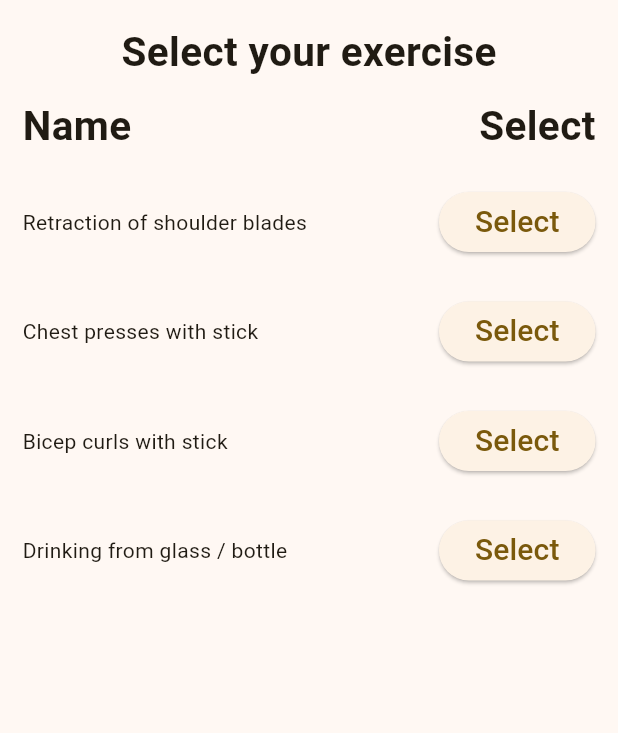
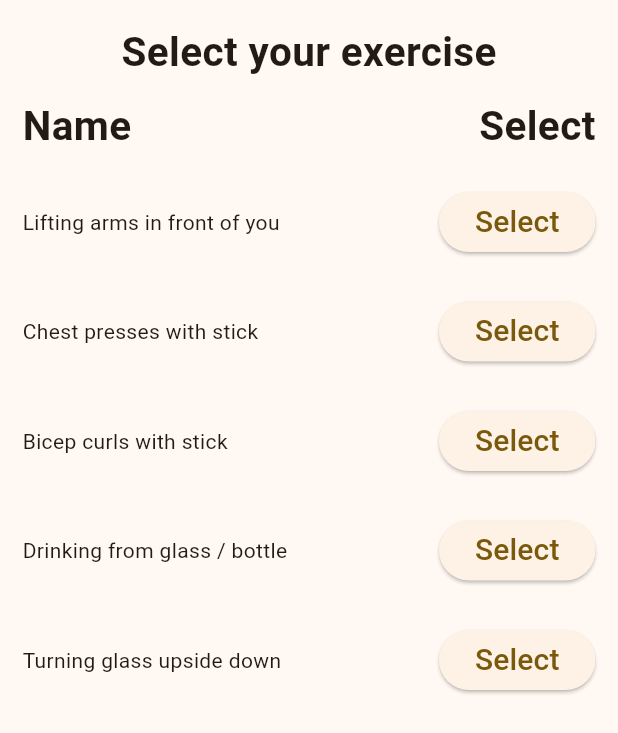
Before and after one commit to hURKa-friends/TP-RehabApp, a Flutter app: the ExerciseSelectView screen opened directly, item 3 of the bottom bar chosen, on a phone screen of 412 x 824 dp. Shown: the top 733 px of the screen. Run offline on Flutter 3.47's test engine with Material 3 defaults, Android fonts, the light colour scheme and no system bars; our stand-ins replace audioplayers, permission_handler, sensors_plus, syncfusion_flutter_charts; missing offline and left inert: light_sensor.

Commit message:
Added new exercise

```diff
--- a/lib/arm_rehab/models/arm_model.dart
+++ b/lib/arm_rehab/models/arm_model.dart
@@ -38,12 +38,12 @@ class NormalizeSensorValues {
 }
 
 class Setpoints {
-  late final double shoulderBlades0X;
-  late final double shoulderBlades0Y;
-  late final double shoulderBlades0Z;
-  late final double shoulderBlades1X;
-  late final double shoulderBlades1Y;
-  late final double shoulderBlades1Z;
+  late final double armLift0X;
+  late final double armLift0Y;
+  late final double armLift0Z;
+  late final double armLift1X;
+  late final double armLift1Y;
+  late final double armLift1Z;
 
   late final double chestPress0X;
   late final double chestPress0Y;
@@ -66,17 +66,24 @@ class Setpoints {
   late final double drinking1Y;
   late final double drinking1Z;
 
+  late final double glassTurning0X;
+  late final double glassTurning0Y;
+  late final double glassTurning0Z;
+  late final double glassTurning1X;
+  late final double glassTurning1Y;
+  late final double glassTurning1Z;
+
   Setpoints() {
     switch (SelectedOptions.pos) { // Switch aj podla arm?
       case SelectedPos.shoulder:
         switch (SelectedOptions.arm) {
           case SelectedArm.right:
-            /*shoulderBlades0X = ;
-            shoulderBlades0Y = ;
-            shoulderBlades0Z = ;
-            shoulderBlades1X = ;
-            shoulderBlades1Y = ;
-            shoulderBlades1Z = ;*/
+            armLift0X = -3.5;
+            armLift0Y = -9.1;
+            armLift0Z = 0.3;
+            armLift1X = -9.8;
+            armLift1Y = -0.1;
+            armLift1Z = -0.2;
 
             chestPress0X = -5.3;
             chestPress0Y = -7.1;
@@ -99,6 +106,13 @@ class Setpoints {
             drinking1Y = -4.5;
             drinking1Z = -1;
 
+            glassTurning0X = -7;
+            glassTurning0Y = -6;
+            glassTurning0Z = 3.5;
+            glassTurning1X = -6.5;
+            glassTurning1Y = -7.3;
+            glassTurning1Z = 0.7;
+
             break;
           case SelectedArm.left:
 
@@ -109,12 +123,12 @@ class Setpoints {
       case SelectedPos.wrist:
         switch (SelectedOptions.arm) {
           case SelectedArm.right:
-            /*shoulderBlades0X = ;
-            shoulderBlades0Y = ;
-            shoulderBlades0Z = ;
-            shoulderBlades1X = ;
-            shoulderBlades1Y = ;
-            shoulderBlades1Z = ;*/
+            armLift0X = -4;
+            armLift0Y = -8.9;
+            armLift0Z = -0.1;
+            armLift1X = -1.7;
+            armLift1Y = 0.6;
+            armLift1Z = 4.6;
 
             chestPress0X = -9;
             chestPress0Y = 3.3;
@@ -136,6 +150,13 @@ class Setpoints {
             drinking1X = -9.8;
             drinking1Y = -0.1;
             drinking1Z = -0.2;
+
+            glassTurning0X = -3;
+            glassTurning0Y = -6.1;
+            glassTurning0Z = 6.7;
+            glassTurning1X = -8.1;
+            glassTurning1Y = -5.5;
+            glassTurning1Z = 1;
 
             break;
           case SelectedArm.left:
--- a/lib/arm_rehab/view_models/exercise_summary_view_model.dart
+++ b/lib/arm_rehab/view_models/exercise_summary_view_model.dart
@@ -6,7 +6,7 @@ import 'package:rehab_app/services/page_management/models/stateless_page_model.d
 import 'package:rehab_app/services/page_management/view_models/page_navigator_view_model.dart';
 
 class ExerciseSummaryViewModel extends ChangeNotifier {
-  final _imageSize = 150;
+  final double imageSize = 150;
 
   ExerciseSummaryViewModel() {
     // Default constructor
@@ -26,6 +26,4 @@ class ExerciseSummaryViewModel extends ChangeNotifier {
     var navigatorViewModel = Provider.of<PageNavigatorViewModel>(context, listen: false);
     navigatorViewModel.selectPage(context, page);
   }
-
-  get imageSize => _imageSize;
 }
--- a/lib/arm_rehab/views/exercise_select_view.dart
+++ b/lib/arm_rehab/views/exercise_select_view.dart
@@ -68,7 +68,7 @@ class ExerciseSelectView extends StatelessPage {
                 physics: AlwaysScrollableScrollPhysics(),
                 children: <Widget>[
                   exercise(
-                    "Retraction of shoulder blades",
+                    "Lifting arms in front of you",
                     1,
                     () {
                       exerciseSelectViewModel.selectPage(context, ArmSelectView(icon: Icons.accessibility_new, title: "Arm rehabilitation"));
@@ -99,6 +99,14 @@ class ExerciseSelectView extends StatelessPage {
                       }
                   ),
                   space(25),
+                  exercise(
+                      "Turning glass upside down",
+                      5,
+                          () {
+                        exerciseSelectViewModel.selectPage(context, ArmSelectView(icon: Icons.accessibility_new, title: "Arm rehabilitation"));
+                      }
+                  ),
+                  space(25),
                 ],
               ),
             ),
--- a/lib/arm_rehab/views/exercise_start_view.dart
+++ b/lib/arm_rehab/views/exercise_start_view.dart
@@ -49,10 +49,11 @@ class ExerciseStartView extends StatelessPage {
               space(15),
               Text(
               switch (SelectedOptions.exercise) {
-                1 => "Retraction of shoulder blades",
+                1 => "Lifting arms in front of you",
                 2 => "Chest presses with stick",
                 3 => "Bicep curls with stick",
                 4 => "Drinking from glass / bottle",
+                5 => "Turning glass upside down",
                 int() => "Error", // Out of range, this shouldn't happen
               },
               style: headerStyle(),
@@ -68,26 +69,32 @@ class ExerciseStartView extends StatelessPage {
                   switch (SelectedOptions.exercise) {
                   1 =>
                     switch (exerciseStartViewModel.nextSetpoint) {
-                    0 => "assets/arm_rehab/images/exercises/shoulder_blades/shoulder_blades0",
-                    1 => "assets/arm_rehab/images/exercises/shoulder_blades/shoulder_blades1.jpg",
+                    0 => "assets/arm_rehab/images/exercises/arm_lift/arm_lift0.",
+                    1 => "assets/arm_rehab/images/exercises/arm_lift/arm_lift1.",
                     int() => "ErrorImage", // Out of range, this shouldn't happen
                     },
                   2 =>
                     switch (exerciseStartViewModel.nextSetpoint) {
-                      0 => "assets/arm_rehab/images/exercises/chest_press/chest_press0",
-                      1 => "assets/arm_rehab/images/exercises/chest_press/chest_press1",
+                      0 => "assets/arm_rehab/images/exercises/chest_press/chest_press0.",
+                      1 => "assets/arm_rehab/images/exercises/chest_press/chest_press1.",
                       int() => "ErrorImage", // Out of range, this shouldn't happen
                     },
                   3 =>
                     switch (exerciseStartViewModel.nextSetpoint) {
-                      0 => "assets/arm_rehab/images/exercises/bicep_curls/bicep_curls0",
-                      1 => "assets/arm_rehab/images/exercises/bicep_curls/bicep_curls1",
+                      0 => "assets/arm_rehab/images/exercises/bicep_curls/bicep_curls0.",
+                      1 => "assets/arm_rehab/images/exercises/bicep_curls/bicep_curls1.",
                       int() => "ErrorImage", // Out of range, this shouldn't happen
                     },
                   4 =>
                     switch (exerciseStartViewModel.nextSetpoint) {
-                      0 => "assets/arm_rehab/images/exercises/drinking/drinking0",
-                      1 => "assets/arm_rehab/images/exercises/drinking/drinking1",
+                      0 => "assets/arm_rehab/images/exercises/drinking/drinking0.",
+                      1 => "assets/arm_rehab/images/exercises/drinking/drinking1.",
+                      int() => "ErrorImage", // Out of range, this shouldn't happen
+                    },
+                  5 =>
+                    switch (exerciseStartViewModel.nextSetpoint) {
+                      0 => "assets/arm_rehab/images/exercises/turning_glass/turning_glass0.",
+                      1 => "assets/arm_rehab/images/exercises/turning_glass/turning_glass1.",
                       int() => "ErrorImage", // Out of range, this shouldn't happen
                     },
                   int() => "ErrorImage", // Out of range, this shouldn't happen
--- a/lib/arm_rehab/views/repetition_select_view.dart
+++ b/lib/arm_rehab/views/repetition_select_view.dart
@@ -85,23 +85,23 @@ class RepetitionSelectView extends StatelessPage {
                         1 =>
                         repetitionSelectViewModel.addTutorial(
                           TutorialStep(
-                            assetURI: "assets/images/exercises/shoulder_blades/shoulder_blades",
-                            heading: "Retraction of shoulder blades",
-                            description: "In this exercise, you hold your hands together, arms straight in front of you, and retract your shoulder blades.",
+                            assetURI: "assets/images/exercises/arm_lift/arm_lift.gif",
+                            heading: "Lifting arms in front of you",
+                            description: "In this exercise, you will lift your arms in front of you, and drop them back down. Hold your arms straight during the whole exercise.",
                             function: () { SelectedOptions.startTimer = true; }
                           )
                         ),
                         2 =>
                           repetitionSelectViewModel.addTutorial(
-                            TutorialStep(assetURI: "assets/images/exercises/chest_press/chest_press",
+                            TutorialStep(assetURI: "assets/images/exercises/chest_press/chest_press.gif",
                               heading: "Chest presses with stick",
-                              description: "In this exercise, you will do chest presses while seated or standing. You need some sort of stick for this exercise, for example a broom.",
+                              description: "In this exercise, you will do chest presses while seated or standing. You will need some sort of stick for this exercise, for example a broom.",
                               function: () { SelectedOptions.startTimer = true; }
                             ),
                           ),
                         3 =>
                           repetitionSelectViewModel.addTutorial(
-                            TutorialStep(assetURI: "assets/images/exercises/bicep_curls/bicep_curls",
+                            TutorialStep(assetURI: "assets/images/exercises/bicep_curls/bicep_curls.gif",
                               heading: "Bicep curls with stick",
                               description: "In this exercise, you will do bicep curls while seated or standing. You will need some sort of stick for this exercise, for example a broom.",
                               function: () { SelectedOptions.startTimer = true; }
@@ -109,10 +109,18 @@ class RepetitionSelectView extends StatelessPage {
                           ),
                         4 =>
                           repetitionSelectViewModel.addTutorial(
-                            TutorialStep(assetURI: "assets/images/exercises/drinking/drinking",
+                            TutorialStep(assetURI: "assets/images/exercises/drinking/drinking.gif",
                               heading: "Drinking from glass / bottle",
                               description: "In this exercise, you will drink (imaginary) water. You will need a glass or a bottle. Or you can drink whatever you want. WARNING! Do not drink chemicals or other dangerous liquids!",
                               function: () { SelectedOptions.startTimer = true; }
+                            ),
+                          ),
+                        5 =>
+                          repetitionSelectViewModel.addTutorial(
+                            TutorialStep(assetURI: "assets/images/exercises/turning_glass/turning_glass.gif",
+                                heading: "Turning glass upside down",
+                                description: "In this exercise, you will need a glass. You will be turning the glass upside down, starting with your thumb aiming down.",
+                                function: () { SelectedOptions.startTimer = true; }
                             ),
                           ),
                         int() => // Out of range, this shouldn't happen
--- a/lib/main.dart
+++ b/lib/main.dart
@@ -22,6 +22,7 @@ import 'package:rehab_app/arm_rehab/view_models/orient_select_view_model.dart';
 import 'package:rehab_app/arm_rehab/view_models/exercise_select_view_model.dart';
 import 'package:rehab_app/arm_rehab/view_models/repetition_select_view_model.dart';
 import 'package:rehab_app/arm_rehab/view_models/exercise_start_view_model.dart';
+import 'package:rehab_app/arm_rehab/view_models/exercise_summary_view_model.dart';
 ///
 import 'package:rehab_app/view_models/accl_viewmodel.dart';
 import 'package:rehab_app/view_models/gyro_viewmodel.dart';
@@ -61,6 +62,7 @@ class ChangeNotifierInjector extends StatelessWidget {
         ChangeNotifierProvider(create: (context) => ExerciseSelectViewModel()),
         ChangeNotifierProvider(create: (context) => RepetitionSelectViewModel()),
         ChangeNotifierProvider(create: (context) => ExerciseStartViewModel()),
+        ChangeNotifierProvider(create: (context) => ExerciseSummaryViewModel()),
         ///
         ChangeNotifierProvider(create: (context) => AcclViewModel()),
         ChangeNotifierProvider(create: (context) => GyroViewModel()),
```
Also changed, not shown: lib/arm_rehab/view_models/exercise_start_view_model.dart (+40 -13 lines), lib/arm_rehab/views/exercise_summary_view.dart (+8 -5 lines), pubspec.yaml (+15 -1 lines).
